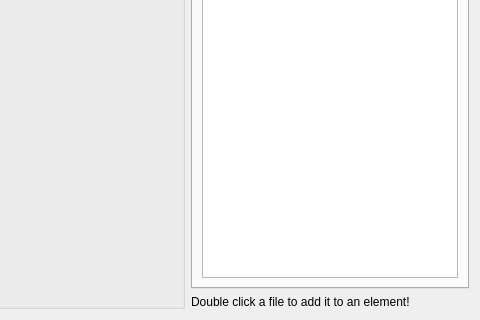
Old version of the form editors/audioeditor.ui in the repository PhilInTheGaps/GM-Companion; both pictures show x 688 to 1168 and y 385 to 705 of the 1168 by 705 pixel window.
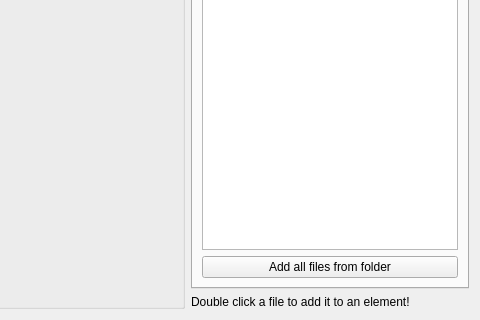
New version of the form. The open tabs and pages were chosen to show the change.

Commit message: [AudioEditor] Added function to add all music and sound files from a selected folder to the current element

The edit to the form file:
```diff
--- a/editors/audioeditor.ui
+++ b/editors/audioeditor.ui
@@ -742,6 +742,13 @@
            </column>
           </widget>
          </item>
+         <item>
+          <widget class="QPushButton" name="pushButton_addAllFilesFromMusicFolder">
+           <property name="text">
+            <string>Add all files from folder</string>
+           </property>
+          </widget>
+         </item>
         </layout>
        </widget>
        <widget class="QWidget" name="tab_sound">
```
Left out of the diff: 9 changed lines with no effect on the pictures. The commit also changes 3 other files.
